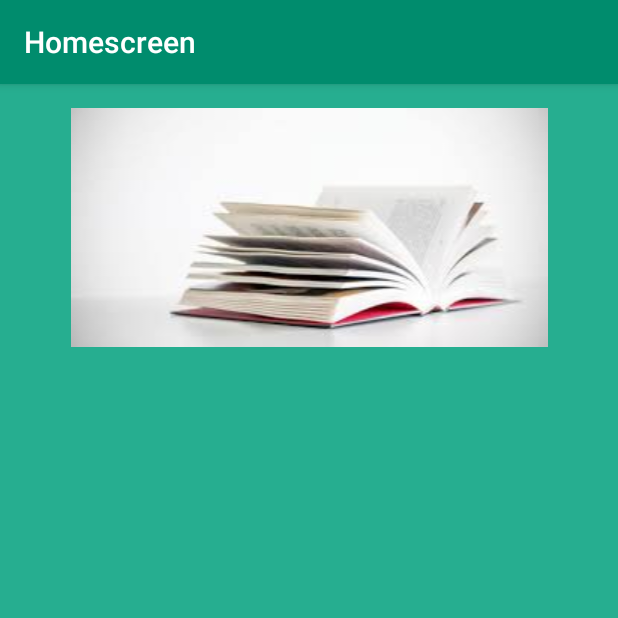
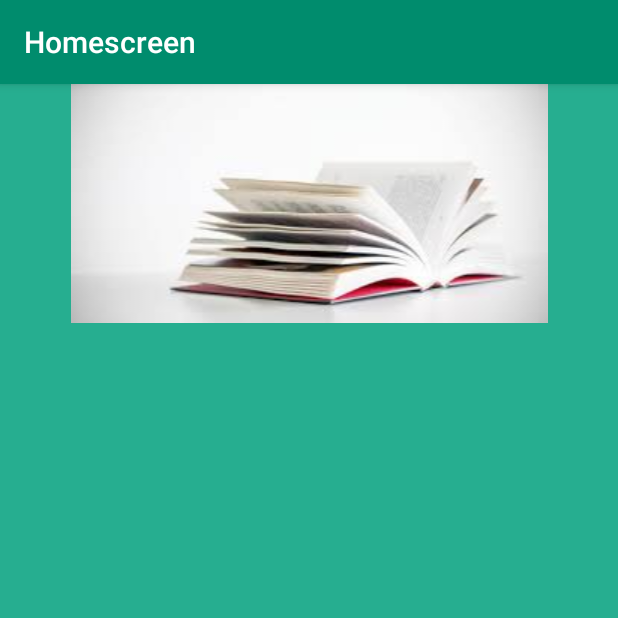
Before and after one commit to yagnik29/Ecommerce, an Android app: the screen it shows after launch (HomeScreen), after a tap on "LOGIN", on a phone screen of 412 x 824 dp, the top half of it. Run offline under Robolectric (Android 15) with nearby library versions, the phone set to English and light mode, and no system bars.

Commit message:
Description + design changes

```diff
--- a/app/src/main/java/demo/example/com/ecommerce/HomeScreen.java
+++ b/app/src/main/java/demo/example/com/ecommerce/HomeScreen.java
@@ -1,13 +1,17 @@
 package demo.example.com.ecommerce;
 
+import android.app.FragmentTransaction;
 import android.os.Bundle;
 import android.support.design.widget.FloatingActionButton;
 import android.support.design.widget.Snackbar;
 import android.support.v7.app.AppCompatActivity;
 import android.support.v7.widget.Toolbar;
 import android.view.View;
+import android.widget.ImageView;
 
 public class HomeScreen extends AppCompatActivity {
+
+    ImageView imageView;
 
     @Override
     protected void onCreate(Bundle savedInstanceState) {
@@ -16,6 +20,20 @@ public class HomeScreen extends AppCompatActivity {
         Toolbar toolbar = (Toolbar) findViewById(R.id.toolbar);
         setSupportActionBar(toolbar);
 
+        imageView = (ImageView) findViewById(R.id.imageView);
+        imageView.setOnClickListener(new View.OnClickListener() {
+            @Override
+            public void onClick(View view) {
+                Description description_frag = new Description();
+                FragmentTransaction ft = getFragmentManager().beginTransaction();
+                ft.replace(R.id.content_homescreen,description_frag);
+                ft.addToBackStack("B");
+                ft.commit();
+
+            }
+        });
+
+
     }
 
 }
--- a/app/src/main/java/demo/example/com/ecommerce/Login.java
+++ b/app/src/main/java/demo/example/com/ecommerce/Login.java
@@ -4,6 +4,7 @@ import android.content.Intent;
 import android.os.Bundle;
 import android.support.v4.app.FragmentTransaction;
 import android.support.v7.app.AppCompatActivity;
+import android.support.v7.widget.Toolbar;
 import android.view.View;
 import android.widget.Button;
 
@@ -14,10 +15,10 @@ public class Login extends AppCompatActivity {
     protected void onCreate(Bundle savedInstanceState) {
         super.onCreate(savedInstanceState);
         setContentView(R.layout.activity_login);
-        /*Toolbar toolbar = (Toolbar) findViewById(R.id.toolbar);
+        Toolbar toolbar = (Toolbar) findViewById(R.id.toolbar);
         setSupportActionBar(toolbar);
-        */
-        login = (Button) findViewById(R.id.login);
+
+        login = (Button) findViewById(R.id.btnLogin);
         new_register = (Button) findViewById(R.id.newregister);
 
         login.setOnClickListener(new View.OnClickListener() {
@@ -36,8 +37,6 @@ public class Login extends AppCompatActivity {
                 ft.replace(R.id.content_login,registration_frag);
                 ft.addToBackStack("A");
                 ft.commit();
-
-
             }
         });
 
--- a/app/src/main/res/layout/activity_login.xml
+++ b/app/src/main/res/layout/activity_login.xml
@@ -8,7 +8,6 @@
     tools:context="demo.example.com.ecommerce.Login">
 
     <include layout="@layout/content_login" />
-
     <android.support.design.widget.AppBarLayout
         android:layout_width="match_parent"
         android:layout_height="wrap_content"
@@ -22,6 +21,7 @@
             app:popupTheme="@style/AppTheme.PopupOverlay"
             app:title="Login" />
 
+
     </android.support.design.widget.AppBarLayout>
 
 </android.support.design.widget.CoordinatorLayout>
--- a/app/src/main/res/layout/content_homescreen.xml
+++ b/app/src/main/res/layout/content_homescreen.xml
@@ -1,14 +1,10 @@
 <?xml version="1.0" encoding="utf-8"?>
-<LinearLayout xmlns:android="http://schemas.android.com/apk/res/android"
+<FrameLayout xmlns:android="http://schemas.android.com/apk/res/android"
     xmlns:app="http://schemas.android.com/apk/res-auto"
     xmlns:tools="http://schemas.android.com/tools"
-    android:id="@+id/content_dashboard"
+    android:id="@+id/content_homescreen"
     android:layout_width="match_parent"
     android:layout_height="match_parent"
-    android:paddingBottom="@dimen/activity_vertical_margin"
-    android:paddingLeft="@dimen/activity_horizontal_margin"
-    android:paddingRight="@dimen/activity_horizontal_margin"
-    android:paddingTop="@dimen/activity_vertical_margin"
     android:background="@color/bg"
     app:layout_behavior="@string/appbar_scrolling_view_behavior"
     tools:context="demo.example.com.ecommerce.HomeScreen"
@@ -17,6 +13,7 @@
     <ImageView
         android:layout_width="match_parent"
         android:layout_height="wrap_content"
+        android:id="@+id/imageView"
         android:src="@drawable/book"/>
 
-</LinearLayout>
+</FrameLayout>
```
Also changed, not shown: app/src/main/java/demo/example/com/ecommerce/Description.java (added, +29 -0 lines), app/src/main/res/layout/content_login.xml (+7 -10 lines), app/src/main/res/layout/fragment_description.xml (added, +17 -0 lines), app/src/main/res/layout/fragment_register.xml (+4 -4 lines).
